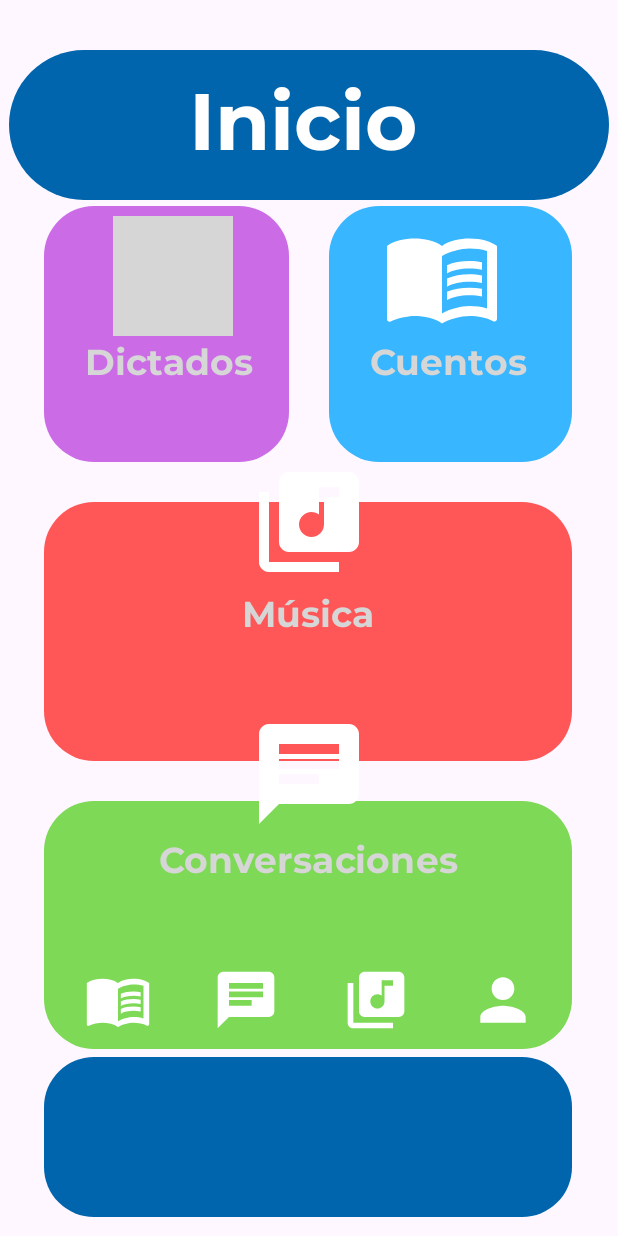
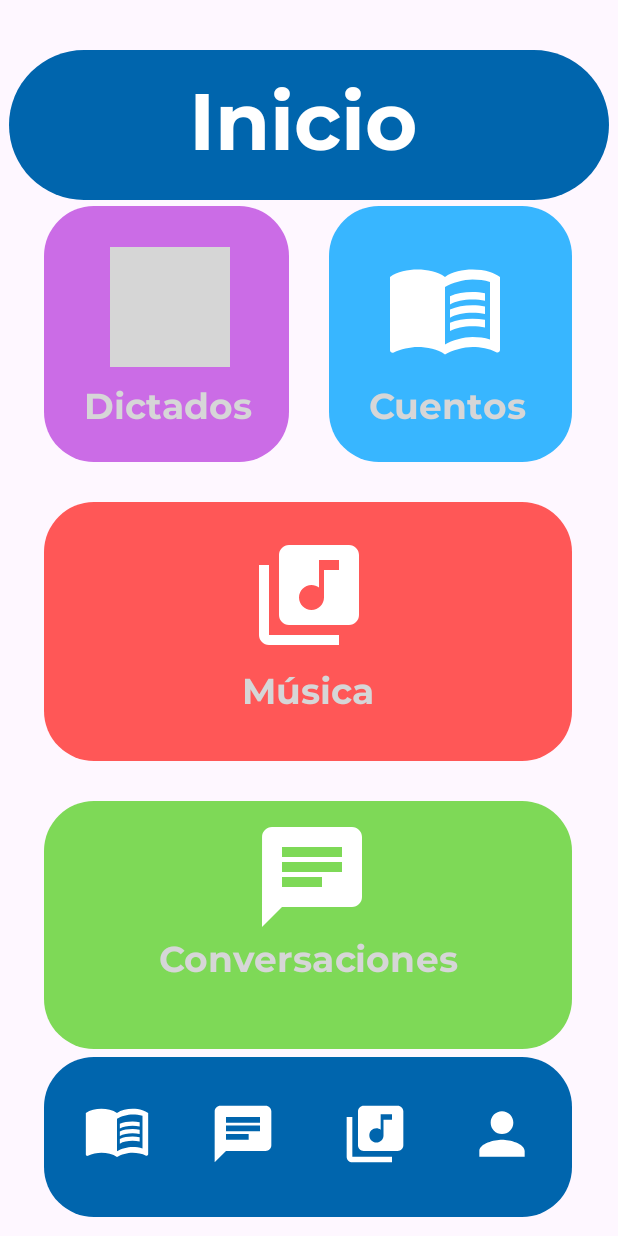
Before and after one commit to erickgwav/SpeakSwift, an Android app: the screen it shows after launch (MainActivity), on a phone screen of 412 x 824 dp. Run offline under Robolectric (Android 15) with nearby library versions, the phone set to English and light mode, and no system bars; grey boxes are pictures that could not be loaded.

Commit message:
Alert del sensor finalizado y retoques a la pantalla principal

```diff
--- a/app/src/main/res/layout/activity_main.xml
+++ b/app/src/main/res/layout/activity_main.xml
@@ -21,145 +21,158 @@
             android:id="@+id/dictadosTxt"
             android:layout_width="wrap_content"
             android:layout_height="wrap_content"
-            android:layout_marginTop="224dp"
             android:fontFamily="@font/montserrat_bold"
             android:text="Dictados"
             android:textColor="@color/white"
             android:textSize="24dp"
+            app:layout_constraintBottom_toBottomOf="parent"
             app:layout_constraintEnd_toEndOf="parent"
-            app:layout_constraintHorizontal_bias="0.189"
+            app:layout_constraintHorizontal_bias="0.187"
             app:layout_constraintStart_toStartOf="parent"
-            app:layout_constraintTop_toTopOf="parent" />
+            app:layout_constraintTop_toTopOf="parent"
+            app:layout_constraintVertical_bias="0.32" />
 
         <TextView
             android:id="@+id/cuentosTxt"
             android:layout_width="wrap_content"
             android:layout_height="wrap_content"
-            android:layout_marginTop="224dp"
             android:fontFamily="@font/montserrat_bold"
             android:text="Cuentos"
             android:textColor="@color/white"
             android:textSize="24dp"
+            app:layout_constraintBottom_toBottomOf="parent"
             app:layout_constraintEnd_toEndOf="parent"
-            app:layout_constraintHorizontal_bias="0.802"
+            app:layout_constraintHorizontal_bias="0.801"
             app:layout_constraintStart_toStartOf="parent"
-            app:layout_constraintTop_toTopOf="parent" />
+            app:layout_constraintTop_toTopOf="parent"
+            app:layout_constraintVertical_bias="0.32" />
 
         <TextView
             android:id="@+id/musicaTxt"
             android:layout_width="wrap_content"
             android:layout_height="wrap_content"
-            android:layout_marginTop="392dp"
             android:fontFamily="@font/montserrat_bold"
             android:text="Música"
             android:textColor="@color/white"
             android:textSize="24dp"
+            app:layout_constraintBottom_toBottomOf="parent"
             app:layout_constraintEnd_toEndOf="parent"
             app:layout_constraintHorizontal_bias="0.498"
             app:layout_constraintStart_toStartOf="parent"
-            app:layout_constraintTop_toTopOf="parent" />
+            app:layout_constraintTop_toTopOf="parent"
+            app:layout_constraintVertical_bias="0.56" />
 
         <TextView
             android:id="@+id/conversacionesTxt"
             android:layout_width="wrap_content"
             android:layout_height="wrap_content"
-            android:layout_marginTop="556dp"
             android:fontFamily="@font/montserrat_bold"
             android:text="Conversaciones"
             android:textColor="@color/white"
             android:textSize="24dp"
+            app:layout_constraintBottom_toBottomOf="parent"
             app:layout_constraintEnd_toEndOf="parent"
             app:layout_constraintHorizontal_bias="0.497"
             app:layout_constraintStart_toStartOf="parent"
-            app:layout_constraintTop_toTopOf="parent" />
+            app:layout_constraintTop_toTopOf="parent"
+            app:layout_constraintVertical_bias="0.786" />
 
         <ImageView
             android:id="@+id/libroImg"
             android:layout_width="80dp"
             android:layout_height="80dp"
-            android:layout_marginTop="144dp"
             android:src="@drawable/libro"
+            app:layout_constraintBottom_toBottomOf="parent"
             app:layout_constraintEnd_toEndOf="parent"
-            app:layout_constraintHorizontal_bias="0.767"
+            app:layout_constraintHorizontal_bias="0.773"
             app:layout_constraintStart_toStartOf="parent"
-            app:layout_constraintTop_toTopOf="parent" />
+            app:layout_constraintTop_toTopOf="parent"
+            app:layout_constraintVertical_bias="0.221" />
 
         <ImageView
             android:id="@+id/oidoImg"
             android:layout_width="80dp"
             android:layout_height="80dp"
-            android:layout_marginTop="144dp"
             android:src="@drawable/oido"
+            app:layout_constraintBottom_toBottomOf="parent"
             app:layout_constraintEnd_toEndOf="parent"
-            app:layout_constraintHorizontal_bias="0.226"
+            app:layout_constraintHorizontal_bias="0.22"
             app:layout_constraintStart_toStartOf="parent"
-            app:layout_constraintTop_toTopOf="parent" />
+            app:layout_constraintTop_toTopOf="parent"
+            app:layout_constraintVertical_bias="0.221" />
 
         <ImageView
             android:id="@+id/musicaImg"
             android:layout_width="80dp"
             android:layout_height="80dp"
-            android:layout_marginTop="308dp"
+            android:layout_marginBottom="4dp"
             android:src="@drawable/musica"
+            app:layout_constraintBottom_toBottomOf="parent"
             app:layout_constraintEnd_toEndOf="parent"
             app:layout_constraintHorizontal_bias="0.501"
             app:layout_constraintStart_toStartOf="parent"
-            app:layout_constraintTop_toTopOf="parent" />
+            app:layout_constraintTop_toTopOf="parent"
+            app:layout_constraintVertical_bias="0.482" />
 
         <ImageView
             android:id="@+id/chatImg"
             android:layout_width="80dp"
             android:layout_height="80dp"
-            android:layout_marginTop="476dp"
             android:src="@drawable/chat"
+            app:layout_constraintBottom_toBottomOf="parent"
             app:layout_constraintEnd_toEndOf="parent"
-            app:layout_constraintHorizontal_bias="0.501"
+            app:layout_constraintHorizontal_bias="0.507"
             app:layout_constraintStart_toStartOf="parent"
-            app:layout_constraintTop_toTopOf="parent" />
+            app:layout_constraintTop_toTopOf="parent"
+            app:layout_constraintVertical_bias="0.732" />
 
         <ImageView
             android:id="@+id/libroIcon"
             android:layout_width="45dp"
             android:layout_height="45dp"
-            android:layout_marginTop="644dp"
             android:src="@drawable/libro"
+            app:layout_constraintBottom_toBottomOf="parent"
             app:layout_constraintEnd_toEndOf="parent"
-            app:layout_constraintHorizontal_bias="0.153"
+            app:layout_constraintHorizontal_bias="0.150"
             app:layout_constraintStart_toStartOf="parent"
-            app:layout_constraintTop_toTopOf="parent" />
+            app:layout_constraintTop_toTopOf="parent"
+            app:layout_constraintVertical_bias="0.938" />
 
         <ImageView
             android:id="@+id/chatIcon"
             android:layout_width="45dp"
             android:layout_height="45dp"
-            android:layout_marginTop="644dp"
             android:src="@drawable/chat"
+            app:layout_constraintBottom_toBottomOf="parent"
             app:layout_constraintEnd_toEndOf="parent"
-            app:layout_constraintHorizontal_bias="0.385"
+            app:layout_constraintHorizontal_bias="0.380"
             app:layout_constraintStart_toStartOf="parent"
-            app:layout_constraintTop_toTopOf="parent" />
+            app:layout_constraintTop_toTopOf="parent"
+            app:layout_constraintVertical_bias="0.942" />
 
         <ImageView
             android:id="@+id/musicaIcon"
             android:layout_width="45dp"
             android:layout_height="45dp"
-            android:layout_marginTop="644dp"
             android:src="@drawable/musica"
+            app:layout_constraintBottom_toBottomOf="parent"
             app:layout_constraintEnd_toEndOf="parent"
-            app:layout_constraintHorizontal_bias="0.622"
+            app:layout_constraintHorizontal_bias="0.620"
             app:layout_constraintStart_toStartOf="parent"
-            app:layout_constraintTop_toTopOf="parent" />
+            app:layout_constraintTop_toTopOf="parent"
+            app:layout_constraintVertical_bias="0.942" />
 
         <ImageView
             android:id="@+id/userIcon"
             android:layout_width="45dp"
             android:layout_height="45dp"
-            android:layout_marginTop="644dp"
             android:src="@drawable/user"
+            app:layout_constraintBottom_toBottomOf="parent"
             app:layout_constraintEnd_toEndOf="parent"
-            app:layout_constraintHorizontal_bias="0.852"
+            app:layout_constraintHorizontal_bias="0.850"
             app:layout_constraintStart_toStartOf="parent"
-            app:layout_constraintTop_toTopOf="parent" />
+            app:layout_constraintTop_toTopOf="parent"
+            app:layout_constraintVertical_bias="0.942" />
 
 
     </androidx.constraintlayout.widget.ConstraintLayout>
--- a/app/src/main/res/values/themes.xml
+++ b/app/src/main/res/values/themes.xml
@@ -7,4 +7,8 @@
     </style>
 
     <style name="Theme.SpeakSwift" parent="Base.Theme.SpeakSwift" />
+
+    <style name="AlertDialogTheme" parent="Theme.AppCompat.Light.Dialog.Alert">
+        <item name="android:windowAnimationStyle">@android:style/Animation.Dialog</item>
+    </style>
 </resources>
```
Also changed, not shown: app/src/main/java/mx/eege/speakswift/MainActivity.java (+39 -1 lines), app/src/main/res/drawable/button_alert_background.xml (added, +7 -0 lines), app/src/main/res/layout/layout_reward_dialog.xml (added, +67 -0 lines), app/src/main/res/drawable/reward_background.xml (renamed from app/src/main/res/drawable/alert_background.xml).
